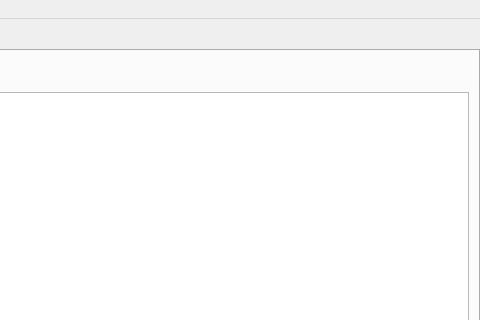
First picture: the form in src/main_window.ui, repository holazt/RcloneBrowser, before the edit; both pictures show x 475 to 955 and y 0 to 320 of the 955 by 555 pixel window.
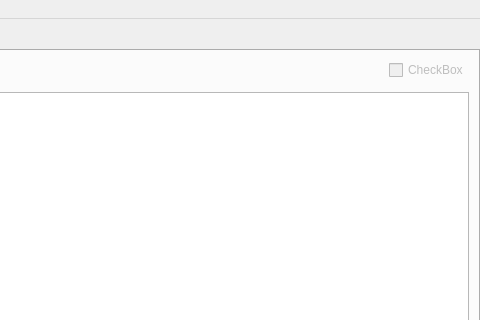
Second picture: the form after the edit. The open tabs and pages were chosen to show the change.

Commit message: fixed minor main window layout issue

Diff of the .ui file:
```diff
--- a/src/main_window.ui
+++ b/src/main_window.ui
@@ -682,6 +682,16 @@
             </property>
            </spacer>
           </item>
+          <item>
+           <widget class="QCheckBox" name="layoutcontrol1_queue">
+            <property name="enabled">
+             <bool>false</bool>
+            </property>
+            <property name="text">
+             <string>CheckBox</string>
+            </property>
+           </widget>
+          </item>
          </layout>
         </item>
         <item>
```
The commit also changes 1 other file.
